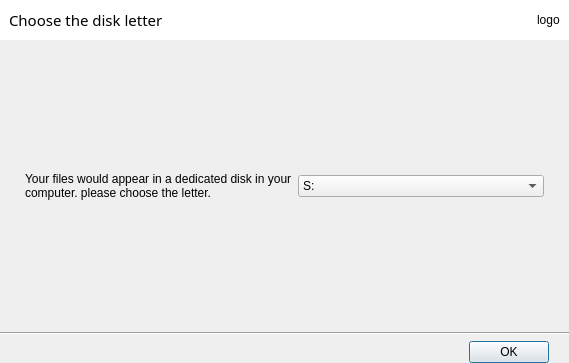
The window that ui/disk-letter-dialog.ui (haiwen/seadrive-gui) describes before a commit, drawn with Qt 5.
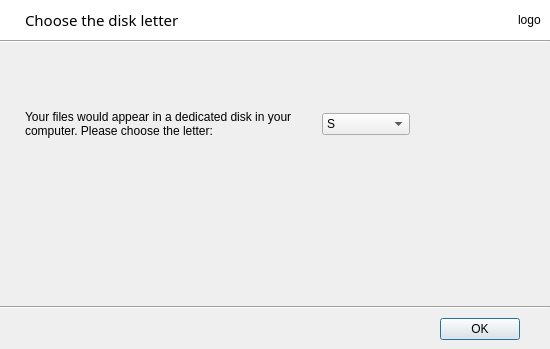
The same window after the commit.

Commit message: Improved the ui of the disk letter dialog.

The edit to the form file:
```diff
--- a/ui/disk-letter-dialog.ui
+++ b/ui/disk-letter-dialog.ui
@@ -6,8 +6,8 @@
    <rect>
     <x>0</x>
     <y>0</y>
-    <width>569</width>
-    <height>363</height>
+    <width>550</width>
+    <height>349</height>
    </rect>
   </property>
   <property name="windowTitle">
@@ -18,7 +18,10 @@
 min-width: 260px;
 }</string>
   </property>
-  <layout class="QVBoxLayout" name="verticalLayout_3">
+  <layout class="QVBoxLayout" name="verticalLayout">
+   <property name="spacing">
+    <number>0</number>
+   </property>
    <property name="leftMargin">
     <number>0</number>
    </property>
@@ -37,6 +40,9 @@
       <string notr="true">background: white;</string>
      </property>
      <layout class="QHBoxLayout" name="horizontalLayout_2">
+      <property name="leftMargin">
+       <number>25</number>
+      </property>
       <item>
        <widget class="QLabel" name="mTitle">
         <property name="font">
@@ -76,13 +82,39 @@
      </layout>
     </widget>
    </item>
+   <item>
+    <widget class="Line" name="line">
+     <property name="orientation">
+      <enum>Qt::Horizontal</enum>
+     </property>
+    </widget>
+   </item>
+   <item>
+    <spacer name="verticalSpacer">
+     <property name="orientation">
+      <enum>Qt::Vertical</enum>
+     </property>
+     <property name="sizeHint" stdset="0">
+      <size>
+       <width>20</width>
+       <height>85</height>
+      </size>
+     </property>
+    </spacer>
+   </item>
    <item>
     <layout class="QHBoxLayout" name="horizontalLayout_3">
      <item>
-      <layout class="QVBoxLayout" name="verticalLayout">
+      <layout class="QVBoxLayout" name="verticalLayout_2">
        <property name="leftMargin">
         <number>25</number>
        </property>
+       <property name="topMargin">
+        <number>0</number>
+       </property>
+       <property name="bottomMargin">
+        <number>100</number>
+       </property>
        <item>
         <spacer name="verticalSpacer_4">
          <property name="orientation">
@@ -99,7 +131,7 @@
        <item>
         <widget class="QLabel" name="label">
          <property name="text">
-          <string>Your files would appear in a dedicated disk in your computer. please choose the letter.</string>
+          <string>Your files would appear in a dedicated disk in your computer. Please choose the letter:</string>
          </property>
          <property name="wordWrap">
           <bool>true</bool>
@@ -122,12 +154,18 @@
       </layout>
      </item>
      <item>
-      <layout class="QVBoxLayout" name="verticalLayout_2">
+      <layout class="QVBoxLayout" name="verticalLayout_3">
+       <property name="leftMargin">
+        <number>30</number>
+       </property>
        <property name="rightMargin">
-        <number>25</number>
+        <number>140</number>
+       </property>
+       <property name="bottomMargin">
+        <number>100</number>
        </property>
        <item>
-        <spacer name="verticalSpacer">
+        <spacer name="verticalSpacer_5">
          <property name="orientation">
           <enum>Qt::Vertical</enum>
          </property>
@@ -140,21 +178,28 @@
         </spacer>
        </item>
        <item>
-        <widget class="QComboBox" name="mDiskLetter">
+        <layout class="QHBoxLayout" name="horizontalLayout_4">
          <item>
-          <property name="text">
-           <string>S:</string>
-          </property>
+          <widget class="QComboBox" name="mDiskLetter">
+           <property name="sizeAdjustPolicy">
+            <enum>QComboBox::AdjustToContents</enum>
+           </property>
+           <item>
+            <property name="text">
+             <string>S</string>
+            </property>
+           </item>
+           <item>
+            <property name="text">
+             <string>X</string>
+            </property>
+           </item>
+          </widget>
          </item>
-         <item>
-          <property name="text">
-           <string>A:</string>
-          </property>
-         </item>
-        </widget>
+        </layout>
        </item>
        <item>
-        <spacer name="verticalSpacer_2">
+        <spacer name="verticalSpacer_6">
          <property name="orientation">
           <enum>Qt::Vertical</enum>
          </property>
@@ -170,6 +215,19 @@
      </item>
     </layout>
    </item>
+   <item>
+    <spacer name="verticalSpacer_2">
+     <property name="orientation">
+      <enum>Qt::Vertical</enum>
+     </property>
+     <property name="sizeHint" stdset="0">
+      <size>
+       <width>20</width>
+       <height>85</height>
+      </size>
+     </property>
+    </spacer>
+   </item>
    <item>
     <widget class="Line" name="line_2">
      <property name="orientation">
@@ -179,8 +237,20 @@
    </item>
    <item>
     <layout class="QHBoxLayout" name="horizontalLayout">
+     <property name="spacing">
+      <number>10</number>
+     </property>
+     <property name="leftMargin">
+      <number>9</number>
+     </property>
+     <property name="topMargin">
+      <number>9</number>
+     </property>
      <property name="rightMargin">
-      <number>20</number>
+      <number>30</number>
+     </property>
+     <property name="bottomMargin">
+      <number>9</number>
      </property>
      <item>
       <spacer name="horizontalSpacer">
@@ -189,7 +259,7 @@
        </property>
        <property name="sizeHint" stdset="0">
         <size>
-         <width>428</width>
+         <width>40</width>
          <height>20</height>
         </size>
        </property>
```
Left out of the diff: 22 changed lines with no effect on the pictures. The commit also changes 2 other files.
